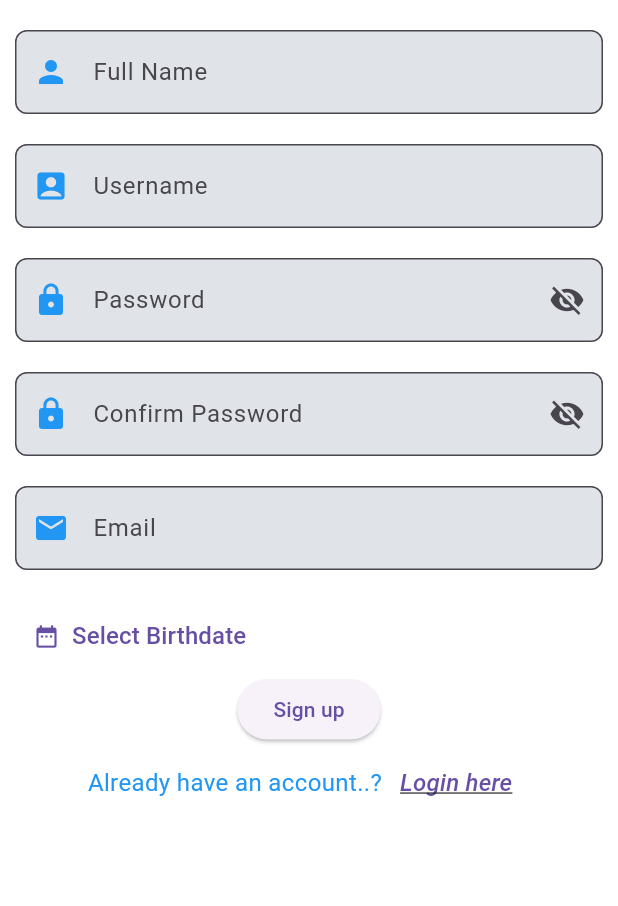
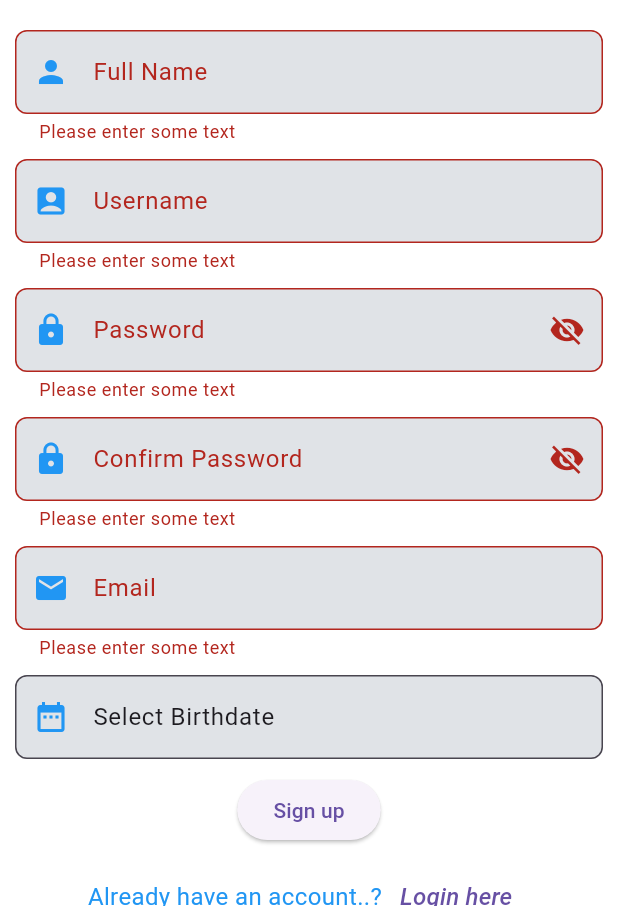
Before and after one commit to ArogyaSair/ArogyaSairFlutterApp, a Flutter app: the screen it shows after launch, after a tap on "Register", after a tap on "Sign up", on a phone screen of 412 x 824 dp, the part 330-1236 px from its top. Run offline on Flutter 3.47's test engine with Material 3 defaults, Android fonts, the phone set to English and light mode, and no system bars; our stand-ins replace firebase_core, firebase_database, flutter_holo_date_picker; accounts and stored records are empty.

Commit message:
Registration and Login full complete, Fourth time Upload

```diff
--- a/lib/Registration.dart
+++ b/lib/Registration.dart
@@ -1,5 +1,10 @@
+// ignore_for_file: file_names, non_constant_identifier_names, library_private_types_in_public_api
+
+import 'dart:convert';
+
 import 'package:arogyasair/Login.dart';
 import 'package:arogyasair/models/RegisterModel.dart';
+import 'package:crypto/crypto.dart';
 import 'package:firebase_database/firebase_database.dart';
 import 'package:flutter/material.dart';
 import 'package:flutter_holo_date_picker/date_picker.dart';
@@ -13,6 +18,7 @@ class Registration extends StatefulWidget {
 }
 
 class _Registration extends State<Registration> {
+  final GlobalKey<FormState> _formKey = GlobalKey<FormState>();
   DatabaseReference dbRef2 =
       FirebaseDatabase.instance.ref().child('ArogyaSair/tblUser');
 
@@ -21,13 +27,21 @@ class _Registration extends State<Registration> {
   TextEditingController controllerconfirmpassword = TextEditingController();
   TextEditingController controllername = TextEditingController();
   TextEditingController controllermail = TextEditingController();
+  TextEditingController controllerDateOfBirth = TextEditingController();
   var birthDate = "Select Birthdate";
   bool isPasswordVisible = false;
   bool isConfirmPasswordVisible = false;
 
   @override
+  void initState() {
+    super.initState();
+    controllerDateOfBirth = TextEditingController(text: birthDate);
+  }
+
+  @override
   Widget build(BuildContext context) {
     return Scaffold(
+      key: _formKey,
       backgroundColor: Colors.white,
       body: SingleChildScrollView(
         child: Column(
@@ -43,12 +57,21 @@ class _Registration extends State<Registration> {
                   fit: BoxFit.cover,
                 ),
               ),
-            ),
-            // Full Name
+            ), // Full Name
             Padding(
               padding: const EdgeInsets.only(top: 20, left: 10, right: 10),
-              child: TextFormField(
+              child: Form(
+                key: _formKey,
+                child: Column(
+                  children: [
+                    TextFormField(
                       controller: controllername,
+                      validator: (value) {
+                        if (value!.isEmpty) {
+                          return 'Please enter some text';
+                        }
+                        return null;
+                      },
                       decoration: const InputDecoration(
                         prefixIconColor: Colors.blue,
                         prefixIcon: Icon(Icons.person),
@@ -62,12 +85,17 @@ class _Registration extends State<Registration> {
                         fillColor: Color(0xffE0E3E7),
                       ),
                     ),
+                    const SizedBox(
+                      height: 10,
                     ),
-            // Username
-            Padding(
-              padding: const EdgeInsets.only(top: 20, left: 10, right: 10),
-              child: TextFormField(
+                    TextFormField(
                       controller: controlleruname,
+                      validator: (value) {
+                        if (value!.isEmpty) {
+                          return 'Please enter some text';
+                        }
+                        return null;
+                      },
                       decoration: const InputDecoration(
                         prefixIconColor: Colors.blue,
                         prefixIcon: Icon(Icons.account_box),
@@ -81,12 +109,17 @@ class _Registration extends State<Registration> {
                         fillColor: Color(0xffE0E3E7),
                       ),
                     ),
+                    const SizedBox(
+                      height: 10,
                     ),
-            // Password
-            Padding(
-              padding: const EdgeInsets.only(top: 20, left: 10, right: 10),
-              child: TextFormField(
+                    TextFormField(
                       controller: controllerpassword,
+                      validator: (value) {
+                        if (value!.isEmpty) {
+                          return 'Please enter some text';
+                        }
+                        return null;
+                      },
                       obscureText: !isPasswordVisible,
                       decoration: InputDecoration(
                         prefixIcon: const Icon(Icons.lock),
@@ -111,12 +144,17 @@ class _Registration extends State<Registration> {
                         hintText: 'Enter Password',
                       ),
                     ),
+                    const SizedBox(
+                      height: 10,
                     ),
-            // Confirm Password
-            Padding(
-              padding: const EdgeInsets.only(top: 20, left: 10, right: 10),
-              child: TextFormField(
+                    TextFormField(
                       controller: controllerconfirmpassword,
+                      validator: (value) {
+                        if (value!.isEmpty) {
+                          return 'Please enter some text';
+                        }
+                        return null;
+                      },
                       obscureText: !isConfirmPasswordVisible,
                       decoration: InputDecoration(
                         prefixIcon: const Icon(Icons.lock),
@@ -141,12 +179,17 @@ class _Registration extends State<Registration> {
                         hintText: 'Re-Enter Password',
                       ),
                     ),
+                    const SizedBox(
+                      height: 10,
                     ),
-            // Email
-            Padding(
-              padding: const EdgeInsets.only(top: 20, left: 10, right: 10),
-              child: TextFormField(
+                    TextFormField(
                       controller: controllermail,
+                      validator: (value) {
+                        if (value!.isEmpty) {
+                          return 'Please enter some text';
+                        }
+                        return null;
+                      },
                       keyboardType: TextInputType.emailAddress,
                       decoration: const InputDecoration(
                         prefixIconColor: Colors.blue,
@@ -161,86 +204,68 @@ class _Registration extends State<Registration> {
                         fillColor: Color(0xffE0E3E7),
                       ),
                     ),
+                    const SizedBox(
+                      height: 10,
                     ),
-            // Date Picker
-            Padding(
-              padding: const EdgeInsets.only(top: 20, left: 10, right: 10),
-              child: Row(
-                mainAxisAlignment: MainAxisAlignment.start,
-                children: [
-                  Padding(
-                    padding: const EdgeInsets.all(0),
-                    child: TextButton(
-                      onPressed: () async {
-                        var datePicked = await DatePicker.showSimpleDatePicker(
-                          context,
-                          firstDate: DateTime(1900),
-                          lastDate: DateTime(2090),
-                          dateFormat: "dd-MM-yyyy",
-                          locale: DateTimePickerLocale.en_us,
-                          looping: true,
-                        );
-                        setState(() {
-                          if (datePicked != null) {
-                            birthDate =
-                                "${datePicked.day}-${datePicked.month}-${datePicked.year}";
-                          }
-                        });
+                    TextField(
+                      controller: controllerDateOfBirth,
+                      readOnly: true, // Make the text input read-only
+                      decoration: InputDecoration(
+                        prefixIcon: GestureDetector(
+                          onTap: () {
+                            _getDate(context);
                           },
-                      child: Row(
-                        mainAxisSize: MainAxisSize.min,
-                        children: [
-                          const Icon(Icons.date_range),
-                          const SizedBox(width: 8),
-                          Text(
-                            birthDate,
-                            style: const TextStyle(
-                              fontSize: 16,
-                            ),
-                          )
-                        ],
+                          child: const Icon(
+                            Icons.date_range,
+                            color: Colors.blue,
                           ),
                         ),
+                        border: const OutlineInputBorder(
+                          borderRadius: BorderRadius.all(Radius.circular(8)),
+                          borderSide: BorderSide(color: Colors.black),
                         ),
-                ],
+                        filled: true,
+                        fillColor: const Color(0xffE0E3E7),
                       ),
                     ),
-            // Sign up button
-            Padding(
-              padding: const EdgeInsets.only(top: 1, left: 10, right: 10),
-              child: ElevatedButton(
+                    const SizedBox(
+                      height: 10,
+                    ),
+                    ElevatedButton(
                       onPressed: () {
+                        if (_formKey.currentState!.validate()) {
                           var name = controllername.text;
                           var password = controllerpassword.text;
                           var confirmPassword = controllerconfirmpassword.text;
                           var username = controlleruname.text;
                           var email = controllermail.text;
                           var DOB = birthDate;
-                  if (name.isNotEmpty &&
-                      password.isNotEmpty &&
-                      confirmPassword.isNotEmpty &&
-                      username.isNotEmpty &&
-                      email.isNotEmpty &&
-                      DOB != "Select Birthdate") {
+                          var encPassword = encryptString(password);
                           if (password == confirmPassword) {
-                      RegisterModel regobj =
-                          RegisterModel(username, password, email, name, DOB);
+                            RegisterModel regobj = RegisterModel(
+                                username, encPassword, email, name, DOB);
                             dbRef2.push().set(regobj.toJson());
                             Navigator.of(context).pop();
                             Navigator.push(
                                 context,
                                 MaterialPageRoute(
                                     builder: (context) => const Login()));
+                          } else {
+                            const snackBar = SnackBar(
+                              content: Text("Password does not match..!!"),
+                              duration: Duration(seconds: 2),
+                            );
+                            ScaffoldMessenger.of(context)
+                                .showSnackBar(snackBar);
                           }
                         }
                       },
                       child: const Text("Sign up"),
                     ),
+                    const SizedBox(
+                      height: 10,
                     ),
-            // Login link
-            Padding(
-              padding: const EdgeInsets.all(1),
-              child: Row(
+                    Row(
                       mainAxisAlignment: MainAxisAlignment.center,
                       children: [
                         const Padding(
@@ -257,7 +282,8 @@ class _Registration extends State<Registration> {
                               Navigator.of(context).pop();
                               Navigator.push(
                                 context,
-                          MaterialPageRoute(builder: (context) => const Login()),
+                                MaterialPageRoute(
+                                    builder: (context) => const Login()),
                               );
                             },
                             child: const Text(
@@ -271,7 +297,10 @@ class _Registration extends State<Registration> {
                         ),
                       ],
                     ),
-            )
+                  ],
+                ),
+              ),
+            ),
           ],
         ),
       ),
@@ -284,9 +313,32 @@ class _Registration extends State<Registration> {
     });
   }
 
+  Future<void> _getDate(BuildContext context) async {
+    var datePicked = await DatePicker.showSimpleDatePicker(
+      context,
+      firstDate: DateTime(1900),
+      lastDate: DateTime(2090),
+      dateFormat: "dd-MM-yyyy",
+      locale: DateTimePickerLocale.en_us,
+      looping: true,
+    );
+    setState(() {
+      if (datePicked != null) {
+        birthDate = "${datePicked.day}-${datePicked.month}-${datePicked.year}";
+        controllerDateOfBirth = TextEditingController(text: birthDate);
+      }
+    });
+  }
+
   void _toggleConfirmPasswordVisibility(BuildContext context) {
     setState(() {
       isConfirmPasswordVisible = !isConfirmPasswordVisible;
     });
   }
 }
+
+String encryptString(String originalString) {
+  var bytes = utf8.encode(originalString); // Convert string to bytes
+  var digest = sha256.convert(bytes); // Apply SHA-256 hash function
+  return digest.toString(); // Return the hashed string
+}
--- a/lib/SplashScreen1.dart
+++ b/lib/SplashScreen1.dart
@@ -1,3 +1,5 @@
+// ignore_for_file: file_names
+
 import 'package:flutter/material.dart';
 
 void main() {
--- a/lib/main.dart
+++ b/lib/main.dart
@@ -1,4 +1,4 @@
-// ignore_for_file: non_constant_identifier_names
+// ignore_for_file: non_constant_identifier_names, camel_case_types, library_private_types_in_public_api
 
 import 'package:arogyasair/firebase_options.dart';
 import 'package:firebase_core/firebase_core.dart';
@@ -11,7 +11,7 @@ Future<void> main() async {
   WidgetsFlutterBinding.ensureInitialized();
   await Firebase.initializeApp(options: DefaultFirebaseOptions.currentPlatform);
 
-  runApp(MaterialApp(home: splash()));
+  runApp(const MaterialApp(home: splash()));
 }
 
 class splash extends StatefulWidget {
--- a/lib/models/RegisterModel.dart
+++ b/lib/models/RegisterModel.dart
@@ -1,3 +1,5 @@
+// ignore_for_file: non_constant_identifier_names, file_names
+
 class RegisterModel{
   late String username;
   late String password;
--- a/pubspec.yaml
+++ b/pubspec.yaml
@@ -39,11 +39,13 @@ dependencies:
   firebase_storage: ^11.6.0
   firebase_core: ^2.24.2
   flutter_holo_date_picker: ^1.1.3
+  crypto: any
+  fluttertoast: ^8.0.7
+
 
 dev_dependencies:
   flutter_test:
     sdk: flutter
-  fluttertoast: ^8.0.7
 
 
   # The "flutter_lints" package below contains a set of recommended lints to
```
Also changed, not shown: lib/Login.dart (+29 -16 lines), lib/models/demoValidation.dart (added, +340 -0 lines), pubspec.lock. Lines whose indentation alone changed are shown as unchanged.
